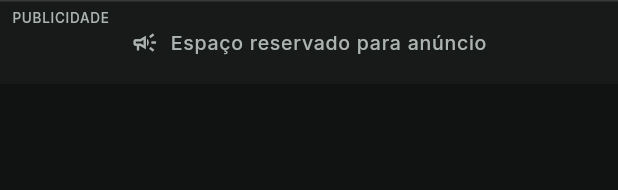
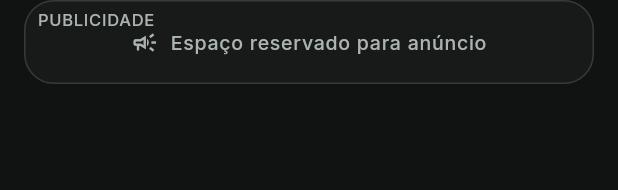
Before and after one commit to 4yu-apps/quanto-cobro, a Flutter app: the _AdPlaceholder widget shown alone on an empty page, opened directly, on a phone screen of 412 x 824 dp. Shown: the top 190 px of the screen. Run offline on Flutter 3.47's test engine with Material 3 defaults, Android fonts, the phone set to English and light mode, and no system bars; our stand-ins replace file_picker, flutter_riverpod, go_router, share_plus, shared_preferences; accounts and stored records are empty.

Commit message:
feat(nav): banner como card flutuante + padding pro conteudo nao sumir sob a nav
Co-Authored-By: Claude Opus 4.8 (1M context) <noreply@anthropic.com>

```diff
--- a/lib/app/nav_shell.dart
+++ b/lib/app/nav_shell.dart
@@ -131,7 +131,6 @@ class _GlassBottomBar extends ConsumerWidget {
         mainAxisSize: MainAxisSize.min,
         children: <Widget>[
           const AdSlot(),
-          const SizedBox(height: Space.x2),
           Padding(
             padding: const EdgeInsets.fromLTRB(Space.x4, 0, Space.x4, Space.x3),
             child: pilula,
--- a/lib/core/ads/ads.dart
+++ b/lib/core/ads/ads.dart
@@ -74,11 +74,11 @@ class _AdPlaceholder extends StatelessWidget {
       label: 'Espaço de anúncio',
       child: Container(
         height: 56,
+        margin: const EdgeInsets.fromLTRB(Space.x4, 0, Space.x4, Space.x2),
         decoration: BoxDecoration(
           color: d.adSurface,
-          border: Border(
-            top: BorderSide(color: theme.colorScheme.outlineVariant),
-          ),
+          borderRadius: const BorderRadius.all(Radii.lg),
+          border: Border.all(color: theme.colorScheme.outlineVariant),
         ),
         child: Stack(
           children: <Widget>[
@@ -90,7 +90,6 @@ class _AdPlaceholder extends StatelessWidget {
                 style: theme.textTheme.labelSmall?.copyWith(
                   color: d.adLabel,
                   letterSpacing: 0.5,
-                  fontSize: 9,
                 ),
               ),
             ),
--- a/lib/features/historico/historico_screen.dart
+++ b/lib/features/historico/historico_screen.dart
@@ -59,7 +59,7 @@ class _HistoricoScreenState extends ConsumerState<HistoricoScreen> {
       body: all.isEmpty
           ? _empty(context)
           : ListView(
-              padding: const EdgeInsets.all(Space.x4),
+              padding: const EdgeInsets.fromLTRB(Space.x4, Space.x4, Space.x4, 120),
               children: <Widget>[
                 SingleChildScrollView(
                   scrollDirection: Axis.horizontal,
--- a/lib/features/painel/painel_screen.dart
+++ b/lib/features/painel/painel_screen.dart
@@ -140,7 +140,7 @@ class _PainelBody extends ConsumerWidget {
         : 'Separe ~${r.reservaPct}% de cada pagamento (sua faixa real, regime: $regimeTag).';
 
     return _ambientWash(context, ListView(
-      padding: const EdgeInsets.all(Space.x4),
+      padding: const EdgeInsets.fromLTRB(Space.x4, Space.x4, Space.x4, 120),
       children: <Widget>[
         StaggerIn(
           index: 0,
--- a/lib/features/perfis/perfis_screen.dart
+++ b/lib/features/perfis/perfis_screen.dart
@@ -66,7 +66,7 @@ class PerfisScreen extends ConsumerWidget {
               ),
             )
           : ListView(
-              padding: const EdgeInsets.all(Space.x4),
+              padding: const EdgeInsets.fromLTRB(Space.x4, Space.x4, Space.x4, 120),
               children: <Widget>[
                 Text(
                   'Toque pra ativar. O Painel, a Reserva e o Simulador passam a usar o trabalho ativo.',
```
